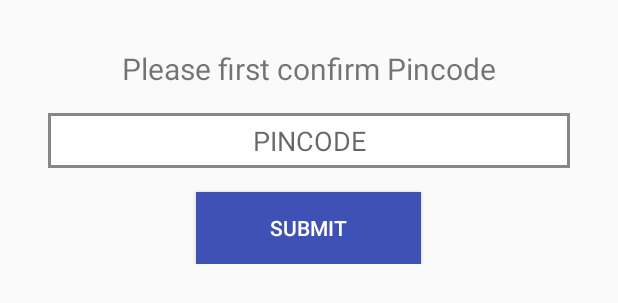
After one commit to shaikhaquib/Project, an Android app: the layout activity_buy_now.xml on its own in the app's theme, with its tools: preview values and no code run, on a phone screen of 412 x 824 dp. The commit adds this screen. Shown: the top 303 px of the screen. Run offline under Robolectric (Android 15) with nearby library versions, the phone set to English and light mode, and no system bars.

Commit message:
first commite

```diff
--- a/app/src/main/java/com/completewallet/grocery/Activity/AccountUpdate.java
+++ b/app/src/main/java/com/completewallet/grocery/Activity/AccountUpdate.java
@@ -64,7 +64,7 @@ public class AccountUpdate extends AppCompatActivity {
         phno = (EditText) findViewById(R.id.contact);
         btn = (Button) findViewById(R.id.btnreg);
         parentLayout = findViewById(android.R.id.content);
-        new AccountUpdate.UserInfo().execute("qwerty@gmail.com");
+        new AccountUpdate.UserInfo().execute(Global.email);
     }
 
 
--- a/app/src/main/java/com/completewallet/grocery/Activity/CartHolder.java
+++ b/app/src/main/java/com/completewallet/grocery/Activity/CartHolder.java
@@ -30,7 +30,7 @@ public class CartHolder extends RecyclerView.ViewHolder implements View.OnClickL
         proimg = (ImageView) itemView.findViewById(R.id.proimg);
         /*test=itemView.findViewById(R.id.testtext);
         checkBox=itemView.findViewById(R.id.test);*/
-        //itemView.setOnClickListener(this);
+        //fitemView.setOnClickListener(this);
 
     }
 
--- a/app/src/main/java/com/completewallet/grocery/Activity/ChangePassword.java
+++ b/app/src/main/java/com/completewallet/grocery/Activity/ChangePassword.java
@@ -77,7 +77,7 @@ public class ChangePassword extends AppCompatActivity {
             final String r1 = confpass.getText().toString().trim();
             final String r2 = old.getText().toString().trim();
             //final String email = getIntent().getStringExtra("EMAIL");
-            final String email = "qwerty@gmail.com";
+            final String email = Global.email;
 
             // Initialize  AsyncLogin() class with email and password
             new ChangePassword.AsyncLogin().execute(r1, r2, email);
--- a/app/src/main/java/com/completewallet/grocery/Activity/MainActivity.java
+++ b/app/src/main/java/com/completewallet/grocery/Activity/MainActivity.java
@@ -5,6 +5,7 @@ import android.app.FragmentManager;
 import android.app.FragmentTransaction;
 import android.app.ProgressDialog;
 import android.content.Context;
+import android.content.SharedPreferences;
 import android.net.Uri;
 import android.os.AsyncTask;
 import android.support.annotation.NonNull;
@@ -53,6 +54,11 @@ public class MainActivity extends AppCompatActivity {
         super.onCreate(savedInstanceState);
         setContentView(R.layout.activity_main);
         getSupportActionBar().hide();
+
+        SharedPreferences shared =getSharedPreferences("login", MODE_PRIVATE);
+        Global.email = shared.getString( "email", "");
+        Global.password = shared.getString("password","");
+
         parentLayout = findViewById(android.R.id.content);
         bottomNavigationView = (BottomNavigationView)findViewById(R.id.navigation);
         BottomNavigationHelper.disableShiftMode(bottomNavigationView);
--- a/app/src/main/java/com/completewallet/grocery/Fragement/Menu.java
+++ b/app/src/main/java/com/completewallet/grocery/Fragement/Menu.java
@@ -86,6 +86,12 @@ public class Menu extends Fragment {
             }
         });
 
+        login.setOnClickListener(new View.OnClickListener() {
+            @Override
+            public void onClick(View v) {
+                startActivity(new Intent(getActivity(),LoginActivity.class));
+            }
+        });
         return  rootview;
     }
 
--- a/app/src/main/res/drawable/borderblack.xml
+++ b/app/src/main/res/drawable/borderblack.xml
@@ -8,6 +8,5 @@
     <stroke android:width="2dp" android:color="#878787" />
 
     <!-- Round Corners -->
-    <corners android:radius="5dp" />
 
 </shape>
--- a/app/src/main/res/drawable/ic_checkout.xml
+++ b/app/src/main/res/drawable/ic_checkout.xml
@@ -4,6 +4,6 @@
         android:viewportWidth="24.0"
         android:viewportHeight="24.0">
     <path
-        android:fillColor="#FF000000"
+        android:fillColor="#ffffff"
         android:pathData="M10,6L8.59,7.41 13.17,12l-4.58,4.59L10,18l6,-6z"/>
 </vector>
--- /dev/null
+++ b/app/src/main/res/layout/activity_buy_now.xml
@@ -0,0 +1,127 @@
+<?xml version="1.0" encoding="utf-8"?>
+<LinearLayout xmlns:android="http://schemas.android.com/apk/res/android"
+    xmlns:app="http://schemas.android.com/apk/res-auto"
+    xmlns:tools="http://schemas.android.com/tools"
+    android:layout_width="match_parent"
+    android:layout_height="match_parent"
+    android:orientation="vertical"
+    android:gravity="center_horizontal"
+    android:layout_margin="@dimen/activity_vertical_margin"
+    tools:context="com.completewallet.grocery.BuyNow">
+
+
+    <LinearLayout
+        android:layout_width="match_parent"
+        android:layout_height="wrap_content"
+        android:orientation="vertical"
+        android:id="@+id/pinlayout"
+        >
+
+        <TextView
+            android:layout_width="match_parent"
+            android:layout_height="wrap_content"
+            android:layout_margin="@dimen/activity_vertical_margin"
+            android:textSize="20dp"
+            android:gravity="center"
+            android:text="Please first confirm Pincode"/>
+
+        <EditText
+            android:layout_width="match_parent"
+            android:layout_height="wrap_content"
+            android:padding="6dp"
+            android:id="@+id/edtpincode"
+            android:inputType="number"
+            android:hint="PINCODE"
+            android:gravity="center"
+            android:maxLength="6"
+            android:layout_marginLeft="@dimen/activity_vertical_margin"
+            android:layout_marginRight="@dimen/activity_vertical_margin"
+            android:background="@drawable/borderblack"/>
+
+        <Button
+            android:layout_width="150dp"
+            android:layout_height="wrap_content"
+            android:layout_gravity="center"
+            android:id="@+id/validatepin"
+            android:background="@color/colorPrimary"
+            android:layout_marginTop="@dimen/activity_vertical_margin"
+            android:layout_marginLeft="@dimen/activity_vertical_margin"
+            android:layout_marginRight="@dimen/activity_vertical_margin"
+            android:textColor="@color/white"
+            android:text="Submit"/>
+
+
+    </LinearLayout>
+
+    <LinearLayout
+        android:layout_width="match_parent"
+        android:layout_height="wrap_content"
+        android:gravity="center_horizontal"
+        android:id="@+id/confirmlayout"
+        android:orientation="vertical"
+        android:visibility="gone">
+
+        <TextView
+            android:layout_width="wrap_content"
+            android:layout_height="wrap_content"
+            android:text="Title"
+            android:id="@+id/cntitle"
+            android:textStyle="bold"
+            android:textSize="20dp"/>
+
+        <TextView
+            android:layout_width="wrap_content"
+            android:layout_height="wrap_content"
+            android:layout_marginTop="4dp"
+            android:id="@+id/cnquantity"
+            android:text="quantity : 20 kg"/>
+
+        <TextView
+            android:layout_width="wrap_content"
+            android:layout_height="wrap_content"
+            android:textSize="@dimen/activity_vertical_margin"
+            android:textStyle="bold"
+            android:textColor="#000"
+            android:id="@+id/cnmrp"
+            android:layout_marginTop="4dp"
+            android:text="MRP: Rs. 110.00"/>
+
+        <TextView
+            android:layout_width="wrap_content"
+            android:layout_height="wrap_content"
+            android:textSize="@dimen/activity_vertical_margin"
+            android:textStyle="bold"
+            android:textColor="#000"
+            android:id="@+id/cnemai"
+            android:layout_marginTop="20dp"
+            android:text="Email: aquib@gmail.com"/>
+
+        <TextView
+            android:layout_width="wrap_content"
+            android:layout_height="wrap_content"
+            android:textSize="@dimen/activity_vertical_margin"
+            android:textStyle="bold"
+            android:textColor="#000"
+            android:id="@+id/cnpin"
+            android:layout_marginTop="4dp"
+            android:text="PIN CODE: 410206"/>
+
+        <TextView
+            android:layout_width="wrap_content"
+            android:layout_height="wrap_content"
+            android:textSize="@dimen/activity_vertical_margin"
+            android:textStyle="bold"
+            android:textColor="#000"
+            android:layout_marginTop="4dp"
+            android:text="Payment : Cash on Delivery"/>
+
+
+        <Button
+            android:layout_width="match_parent"
+            android:layout_height="wrap_content"
+            android:layout_margin="@dimen/activity_vertical_margin"
+            android:text="Confirm Order"
+            android:id="@+id/confirmorder"/>
+    </LinearLayout>
+
+</LinearLayout>
--- a/app/src/main/res/layout/activity_product.xml
+++ b/app/src/main/res/layout/activity_product.xml
@@ -148,6 +148,7 @@
         android:layout_margin="8dp"
         android:layout_alignParentBottom="true">
 
+<!--
         <Button
             android:layout_width="match_parent"
             android:layout_height="match_parent"
@@ -156,12 +157,14 @@
             android:textColor="@color/white"
             android:background="@color/colorPrimary"
             android:text="Add to cart"/>
+-->
         <Button
             android:layout_width="match_parent"
             android:layout_height="match_parent"
             android:layout_weight="1"
             android:textColor="@color/white"
             android:text="Buy Now"
+            android:id="@+id/prdBuynow"
             android:layout_marginLeft="2dp"
             android:background="@color/colorPrimary"/>
 
--- a/app/src/main/res/layout/cartview.xml
+++ b/app/src/main/res/layout/cartview.xml
@@ -24,6 +24,7 @@
         android:layout_width="wrap_content"
         android:layout_height="match_parent"
         android:text="70 "
+        android:visibility="gone"
         android:gravity="center"
         android:textSize="20sp"
         android:textStyle="bold"
@@ -35,7 +36,6 @@
         android:text="Checkout"
         android:drawableRight="@drawable/ic_checkout"
         android:drawableTintMode="src_over"
-        android:drawableTint="#FFFFFF"
         android:gravity="end|center"
         android:textSize="20sp"
         android:textStyle="bold"
```
Also changed, not shown: app/src/main/java/com/completewallet/grocery/Activity/Product.java (+121 -12 lines), app/src/main/java/com/completewallet/grocery/Activity/ProductReview.java (+29 -1 lines), app/src/main/java/com/completewallet/grocery/Adapter/ProductAdapter.java (+33 -2 lines), app/src/main/java/com/completewallet/grocery/BuyNow.java (added, +199 -0 lines), app/src/main/java/com/completewallet/grocery/Fragement/Home.java (+11 -1 lines).
